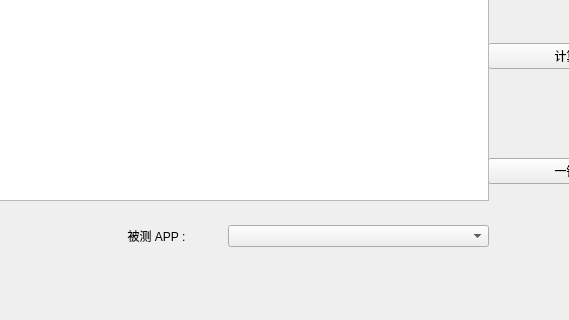
Above: qt_creator/iOSAppTime.ui from bug-hh/iOSAppTime before the change; both pictures show x 122 to 691 and y 280 to 600 of the 800 by 600 pixel window. Below: the same form after it.
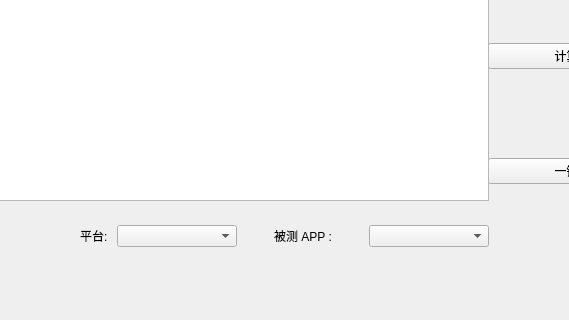
That is the form after the change.

What changed in the file:
```diff
--- a/qt_creator/iOSAppTime.ui
+++ b/qt_creator/iOSAppTime.ui
@@ -106,6 +106,23 @@
        </property>
       </widget>
      </item>
+     <item>
+      <widget class="QLabel" name="platform_type_label_text">
+       <property name="text">
+        <string>平台: </string>
+       </property>
+      </widget>
+     </item>
+     <item>
+      <widget class="QComboBox" name="platform_type_comboBox">
+       <property name="sizePolicy">
+        <sizepolicy hsizetype="Preferred" vsizetype="Fixed">
+         <horstretch>1</horstretch>
+         <verstretch>0</verstretch>
+        </sizepolicy>
+       </property>
+      </widget>
+     </item>
      <item>
       <widget class="QLabel" name="app_name_label_text">
        <property name="sizePolicy">
@@ -126,7 +143,7 @@
       <widget class="QComboBox" name="comboBox">
        <property name="sizePolicy">
         <sizepolicy hsizetype="Preferred" vsizetype="Fixed">
-         <horstretch>2</horstretch>
+         <horstretch>1</horstretch>
          <verstretch>0</verstretch>
         </sizepolicy>
        </property>
```
